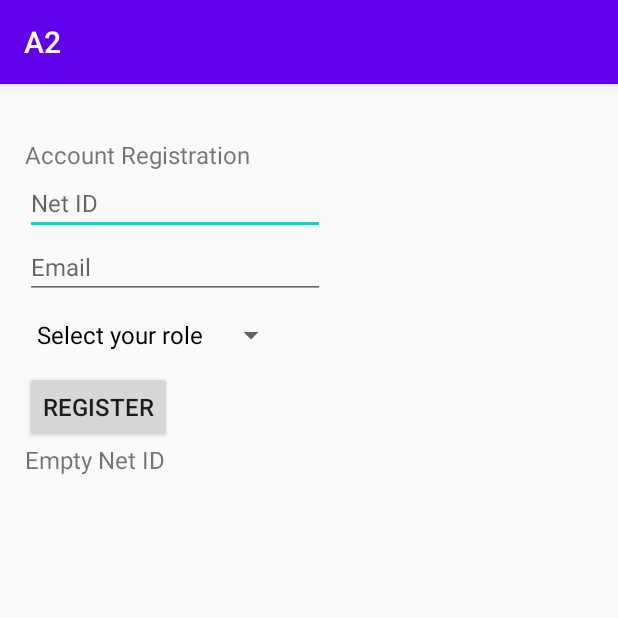
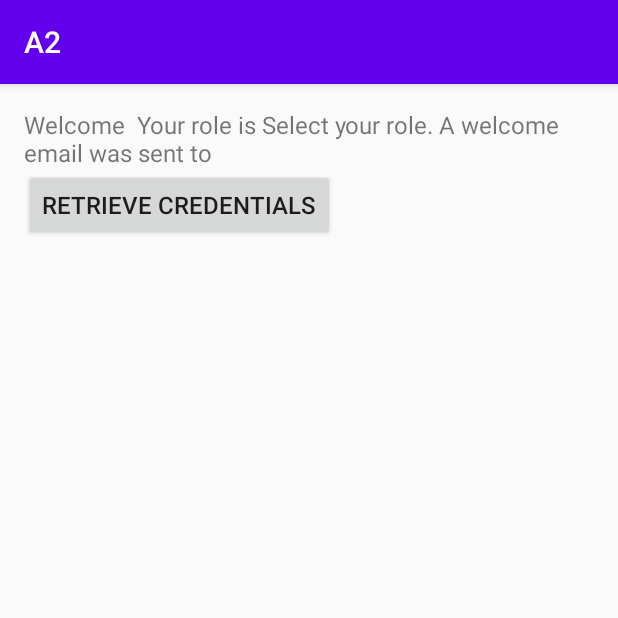
Before and after one commit to msanimfarhan/ChefAbodCuisineApp, an Android app: the screen it shows after launch (MainActivity before the commit, WelcomeActivity after it), after a tap on "REGISTER", on a phone screen of 412 x 824 dp, the top half of it. Run offline under Robolectric (Android 15) with nearby library versions, the phone set to English and light mode, and no system bars; our stand-ins replace Firebase (no records; nobody signed in at launch, a user with empty details on screens opened directly).

Commit message:
Moves to new welcome page  with appropriate welcome message and UIautomator test passed

```diff
--- a/app/src/main/java/ca/dal/cs/csci3130/a2/MainActivity.java
+++ b/app/src/main/java/ca/dal/cs/csci3130/a2/MainActivity.java
@@ -81,12 +81,21 @@ public class MainActivity extends AppCompatActivity implements View.OnClickListe
     }
 
     protected void move2WelcomeWindow(String netID, String emailAddress, String role) {
+
         //Incomplete method, add your implementation
+            Intent intent = new Intent(MainActivity.this, WelcomeActivity.class);
+            intent.putExtra("netId",netID);
+            intent.putExtra("emailAddress",emailAddress);
+            intent.putExtra("role",role);
+
+            startActivity(intent);
+
     }
 
 
     protected void saveInfoToFirebase(String netID, String emailAddress, String role) {
         //Incomplete method, add your implementation
+
     }
 
 
@@ -96,6 +105,7 @@ public class MainActivity extends AppCompatActivity implements View.OnClickListe
     @Override
     public void onClick(View view) {
         //Incomplete, buggy method, fix it!
+
         String netID = getNetID();
         String emailAddress = getEmailAddress();
         String role = getRole();
@@ -116,11 +126,10 @@ public class MainActivity extends AppCompatActivity implements View.OnClickListe
         }else if(validator.isInvalidEmail(emailAddress)) {
             errorMessage= getResources().getString(R.string.INVALID_EMAIL_ADDRESS).trim();
         }else{
-
-
             errorMessage= getResources().getString(R.string.EMPTY_STRING).trim();
         }
         setStatusMessage(errorMessage);
+        this.move2WelcomeWindow(netID,emailAddress,role);
 
 
 
--- a/app/src/main/java/ca/dal/cs/csci3130/a2/WelcomeActivity.java
+++ b/app/src/main/java/ca/dal/cs/csci3130/a2/WelcomeActivity.java
@@ -27,6 +27,12 @@ public class WelcomeActivity extends AppCompatActivity {
 
     protected void showWelcomeMessage() {
         //incomplete method, add your implementation
+        Intent intent = getIntent();
+        String netId = intent.getStringExtra("netId");
+        String email = intent.getStringExtra("emailAddress");
+        String role= intent.getStringExtra("role");
+      TextView textView=  findViewById(R.id.welcomeLabel);
+      textView.setText("Welcome "+ netId + " Your role is " + role +". A welcome email was sent to "+ email );
     }
 
     protected void initializeDatabaseAccess() {
--- a/app/src/main/res/layout/activity_welcome.xml
+++ b/app/src/main/res/layout/activity_welcome.xml
@@ -2,6 +2,7 @@
 <androidx.constraintlayout.widget.ConstraintLayout xmlns:android="http://schemas.android.com/apk/res/android"
     xmlns:app="http://schemas.android.com/apk/res-auto"
     xmlns:tools="http://schemas.android.com/tools"
+    android:id="@+id/activity_welcome"
     android:layout_width="match_parent"
     android:layout_height="match_parent"
     tools:context=".WelcomeActivity">
@@ -9,31 +10,29 @@
     <LinearLayout
         android:layout_width="wrap_content"
         android:layout_height="wrap_content"
+        android:orientation="vertical"
         android:padding="16dp"
-        android:orientation="vertical"
         tools:ignore="MissingConstraints">
 
         <TextView
+            android:id="@+id/welcomeLabel"
             android:layout_width="wrap_content"
             android:layout_height="wrap_content"
-            android:textSize="16dp"
-            android:id="@+id/welcomeLabel"
-            android:text="">
-        </TextView>
+            android:text="Welcome"
+            android:textSize="16dp"></TextView>
 
         <Space
             android:layout_width="wrap_content"
             android:layout_height="wrap_content"
-            android:paddingVertical="16dp">
-        </Space>
+            android:paddingVertical="16dp"></Space>
 
         <Button
+            android:id="@+id/retrieveFromDBButton"
             android:layout_width="wrap_content"
             android:layout_height="wrap_content"
+            android:text="Retrieve Credentials"
             android:textSize="16dp"
-            android:id="@+id/retrieveFromDBButton"
-            android:text="Retrieve Credentials">
-        </Button>
+            tools:text="Welcome"></Button>
 
 
     </LinearLayout>
```
